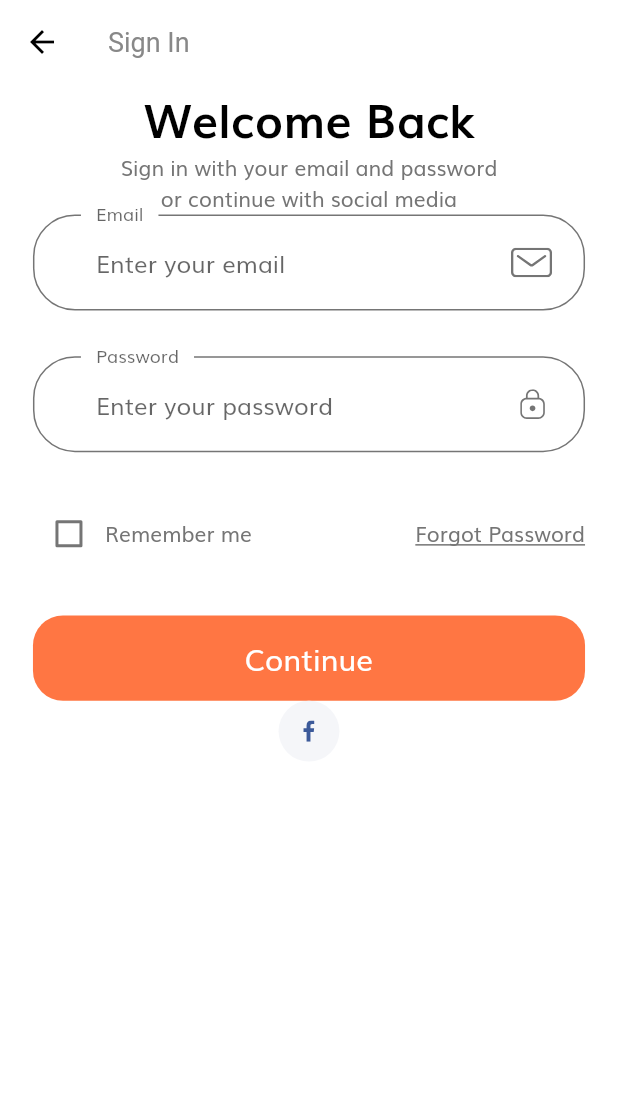
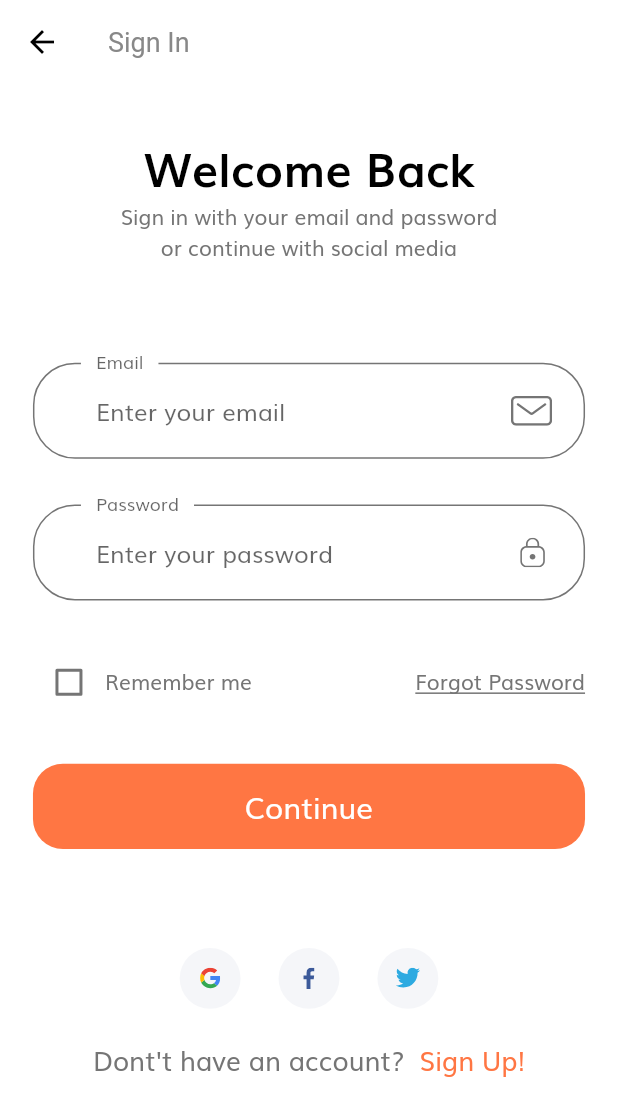
Before and after one commit to pedrohrocodes/OrangeECommerceUI, a Flutter app: the screen it shows after launch, after a tap on "Continue", on a phone screen of 412 x 824 dp. Shown: the top 1116 px of the screen. Run offline on Flutter 3.47's test engine with Material 2 defaults, Android fonts, the phone set to English and light mode, and no system bars; our stand-ins replace flutter_svg.

Commit message:
:recycle: Completed SignIn screen

```diff
--- a/lib/screens/sign_in/components/body.dart
+++ b/lib/screens/sign_in/components/body.dart
@@ -1,8 +1,9 @@
+import 'package:e_commerce_ui/constants.dart';
 import 'package:flutter/material.dart';
-import 'package:flutter_svg/svg.dart';
 
 import '../../../size_config.dart';
 import 'sign_form.dart';
+import 'social_icon.dart';
 
 class Body extends StatelessWidget {
   @override
@@ -13,8 +14,12 @@ class Body extends StatelessWidget {
         child: Padding(
           padding:
               EdgeInsets.symmetric(horizontal: getProportionateScreenWidth(20)),
+          child: SingleChildScrollView(
             child: Column(
               children: [
+                SizedBox(
+                  height: SizeConfig.screenHeight * 0.04,
+                ),
                 Text(
                   "Welcome Back",
                   style: TextStyle(
@@ -26,30 +31,57 @@ class Body extends StatelessWidget {
                   "Sign in with your email and password \nor continue with social media",
                   textAlign: TextAlign.center,
                 ),
+                SizedBox(
+                  height: SizeConfig.screenHeight * 0.08,
+                ),
                 SignForm(),
-              SocialCard()
+                SizedBox(
+                  height: SizeConfig.screenHeight * 0.08,
+                ),
+                Row(
+                  mainAxisAlignment: MainAxisAlignment.center,
+                  children: [
+                    SocialCard(
+                      icon: "assets/icons/google-icon.svg",
+                      press: () {},
+                    ),
+                    SocialCard(
+                      icon: "assets/icons/facebook-2.svg",
+                      press: () {},
+                    ),
+                    SocialCard(
+                      icon: "assets/icons/twitter.svg",
+                      press: () {},
+                    ),
                   ],
+                ),
+                SizedBox(
+                  height: getProportionateScreenHeight(20),
+                ),
+                Row(
+                  mainAxisAlignment: MainAxisAlignment.center,
+                  children: [
+                    Text(
+                      "Dont't have an account?",
+                      style:
+                          TextStyle(fontSize: getProportionateScreenWidth(16)),
+                    ),
+                    SizedBox(
+                      width: 10,
+                    ),
+                    Text(
+                      "Sign Up!",
+                      style: TextStyle(
+                          fontSize: getProportionateScreenWidth(16),
+                          color: kPrimaryColor),
+                    )
+                  ],
+                )
+              ],
+            ),
           ),
         ),
       ),
     );
   }
 }
-
-class SocialCard extends StatelessWidget {
-  const SocialCard({
-    Key key,
-  }) : super(key: key);
-
-  @override
-  Widget build(BuildContext context) {
-    return Container(
-      padding: EdgeInsets.all(getProportionateScreenWidth(12)),
-      height: getProportionateScreenHeight(40),
-      width: getProportionateScreenWidth(40),
-      decoration:
-          BoxDecoration(color: Color(0xFFF5F6F9), shape: BoxShape.circle),
-      child: SvgPicture.asset("assets/icons/facebook-2.svg"),
-    );
-  }
-}
--- /dev/null
+++ b/lib/screens/sign_in/components/social_icon.dart
@@ -0,0 +1,32 @@
+import 'package:flutter/material.dart';
+import 'package:flutter_svg/flutter_svg.dart';
+
+import '../../../size_config.dart';
+
+class SocialCard extends StatelessWidget {
+  const SocialCard({
+    Key key,
+    this.icon,
+    this.press,
+  }) : super(key: key);
+
+  final String icon;
+  final Function press;
+
+  @override
+  Widget build(BuildContext context) {
+    return GestureDetector(
+      onTap: press,
+      child: Container(
+        margin:
+            EdgeInsets.symmetric(horizontal: getProportionateScreenWidth(10)),
+        padding: EdgeInsets.all(getProportionateScreenWidth(12)),
+        height: getProportionateScreenHeight(40),
+        width: getProportionateScreenWidth(40),
+        decoration:
+            BoxDecoration(color: Color(0xFFF5F6F9), shape: BoxShape.circle),
+        child: SvgPicture.asset(icon),
+      ),
+    );
+  }
+}
```
Lines whose indentation alone changed are shown as unchanged.
